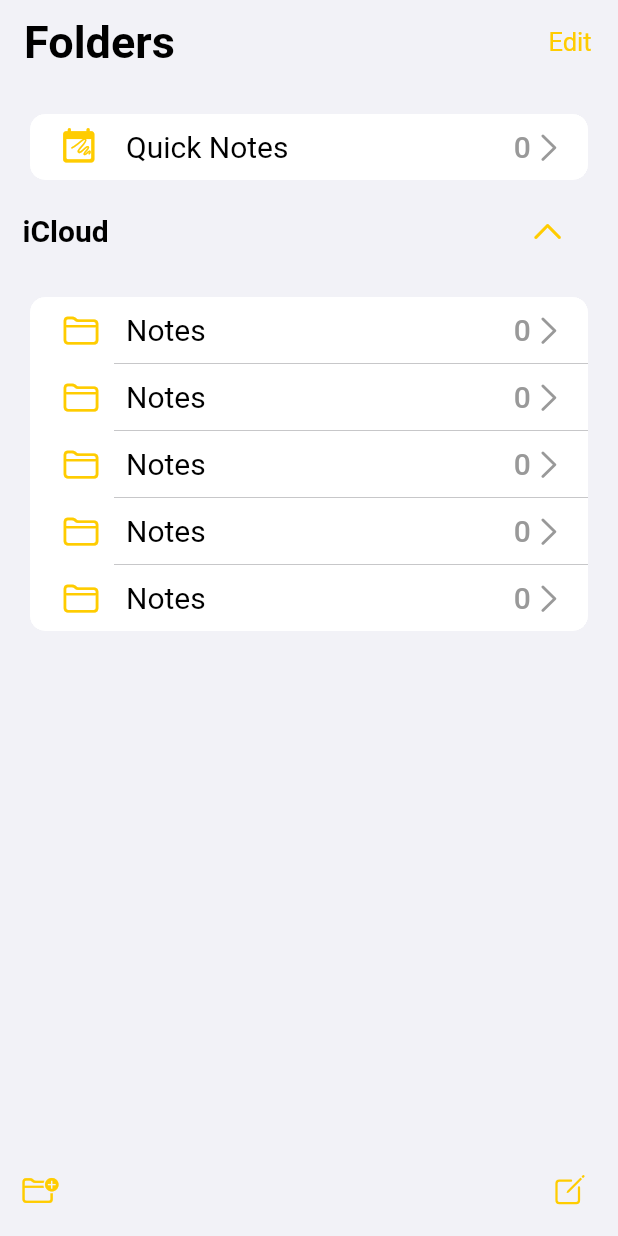
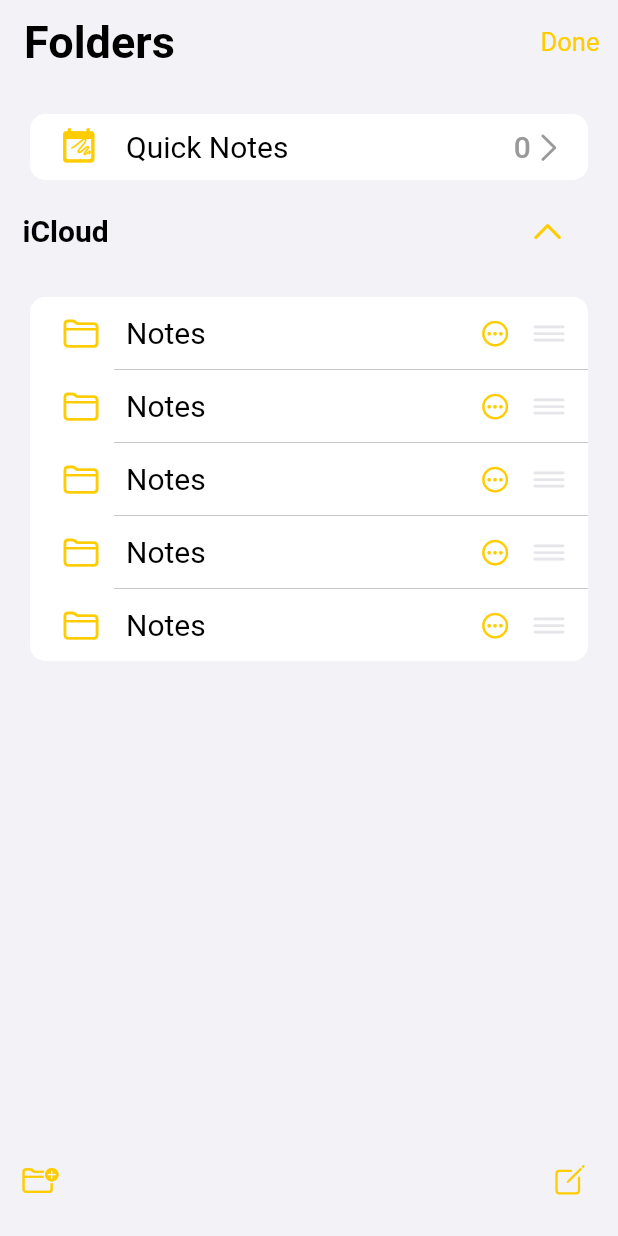
Before and after one commit to arjablc/apple_notes_clone, a Flutter app: the screen it shows after launch, after a tap on "Edit", on a phone screen of 412 x 824 dp. Run offline on Flutter 3.47's test engine with Material 2 defaults, Android fonts, the phone set to English and light mode, and no system bars; our stand-ins replace ionicons.

Commit message:
edit mode state changes UI

```diff
--- a/lib/constants/custom_theme.dart
+++ b/lib/constants/custom_theme.dart
@@ -1,8 +1,16 @@
 import 'package:flutter/cupertino.dart';
 import 'package:flutter/material.dart';
+import 'package:flutter/services.dart';
 
 class CustomTheme {
   final ThemeData customTheme = ThemeData(
+    appBarTheme: AppBarTheme(
+      systemOverlayStyle:
+          const SystemUiOverlayStyle(statusBarColor: Colors.black),
+      shape: RoundedRectangleBorder(borderRadius: BorderRadius.circular(20)),
+      backgroundColor: Colors.transparent,
+      elevation: 0,
+    ),
     primarySwatch: Colors.yellow,
     scaffoldBackgroundColor: CupertinoColors.systemGroupedBackground,
     textButtonTheme: TextButtonThemeData(
--- a/lib/pages/folders_page.dart
+++ b/lib/pages/folders_page.dart
@@ -1,13 +1,11 @@
-import 'package:apple_notes_clone/models/folders_provider.dart';
-import 'package:apple_notes_clone/models/notes_provider.dart';
-import 'package:apple_notes_clone/widgets/custom_buttons.dart';
+import 'package:flutter/material.dart';
 import 'package:flutter/cupertino.dart';
-import 'package:flutter/material.dart';
-import 'package:flutter/services.dart';
-import 'package:ionicons/ionicons.dart';
 import 'package:provider/provider.dart';
 
+import '../models/notes_provider.dart';
+import '../models/folders_provider.dart';
 import '../widgets/folder_list_tile.dart';
+import '../widgets/folder_page_bottom_bar.dart';
 
 class FoldersPage extends StatefulWidget {
   const FoldersPage({super.key});
@@ -27,29 +25,24 @@
 
     return Scaffold(
       appBar: AppBar(
-        systemOverlayStyle:
-            const SystemUiOverlayStyle(statusBarColor: Colors.black),
-        shape: RoundedRectangleBorder(borderRadius: BorderRadius.circular(20)),
-        backgroundColor: Colors.transparent,
-        elevation: 0,
         actions: [
           TextButton(
+              style: ButtonStyle(
+                  overlayColor: MaterialStateProperty.all(Colors.transparent)),
               onPressed: () => setState(() {
                     isEditMode = !isEditMode;
                   }),
-              child: const Text("Edit"))
+              child: Text(isEditMode ? "Done" : "Edit"))
         ],
         title: Text(
           "Folders",
           style: Theme.of(context).textTheme.displaySmall,
         ),
       ),
-      body: Column(
-        mainAxisAlignment: MainAxisAlignment.spaceBetween,
-        crossAxisAlignment: CrossAxisAlignment.start,
+      body: Stack(
         children: [
           SizedBox(
-            height: (MediaQuery.of(context).size.height * 0.925) - 100,
+            height: MediaQuery.of(context).size.height * 0.85,
             child: ListView(
               children: [
                 //* Quick Notes section
@@ -58,6 +51,7 @@
                   return CupertinoListSection.insetGrouped(
                     children: [
                       FoldersListTile(
+                        isEditMode: false,
                         folderName: quickNote.folderName,
                         notesNumber:
                             value.updateFolderNotecount(noteList, quickNote.id),
@@ -92,6 +86,7 @@
                     children: List.generate(
                         foldersList.length,
                         (index) => FoldersListTile(
+                            isEditMode: isEditMode,
                             folderName: foldersList[index].folderName,
                             notesNumber: value.updateFolderNotecount(
                                 noteList, foldersList[index].id))),
@@ -100,36 +95,11 @@
               ],
             ),
           ),
-          Container(
-            height: MediaQuery.of(context).size.height * 0.075,
-            color: CupertinoColors.systemGroupedBackground,
-            child: Padding(
-              padding: const EdgeInsets.only(left: 15.0),
-              child: Row(
-                  mainAxisAlignment: MainAxisAlignment.spaceBetween,
-                  children: [
-                    PopupMenuButton(
-                      tooltip: null,
-                      color:
-                          CupertinoColors.lightBackgroundGray.withOpacity(0.7),
-                      elevation: 10,
-                      shadowColor: Colors.grey,
-                      position: PopupMenuPosition.over,
-                      offset: const Offset(0, -120),
-                      shape: RoundedRectangleBorder(
-                          borderRadius: BorderRadius.circular(20)),
-                      child: const Icon(CupertinoIcons.folder_badge_plus),
-                      itemBuilder: (context) => [
-                        const PopupMenuItem(
-                          child: Text("Create Smart Folder"),
-                        ),
-                        const PopupMenuItem(child: Text("Create Folder"))
-                      ],
-                    ),
-                    const CustomButton(
-                        function: null, child: Icon(Ionicons.create_outline))
-                  ]),
-            ),
+          const Column(
+            mainAxisAlignment: MainAxisAlignment.end,
+            children: [
+              FoldersPageBottomBar(),
+            ],
           ),
         ],
       ),
--- a/lib/pages/notes_page.dart
+++ b/lib/pages/notes_page.dart
@@ -12,7 +12,7 @@
           Container(
             decoration:
                 BoxDecoration(color: CupertinoColors.lightBackgroundGray),
-            child: CupertinoTextField(),
+            child: CupertinoSearchTextField(),
           )
         ],
       ),
--- a/lib/widgets/custom_buttons.dart
+++ /dev/null
@@ -1,24 +0,0 @@
-import 'package:flutter/material.dart';
-
-class CustomButton extends StatelessWidget {
-  const CustomButton({
-    Key? key,
-    required this.child,
-    required this.function,
-  }) : super(key: key);
-  final Widget child;
-  final Function? function;
-
-  @override
-  Widget build(BuildContext context) {
-    return Material(
-        color: Colors.transparent,
-        child: TextButton(
-          style: ButtonStyle(
-            overlayColor: MaterialStateProperty.all(Colors.transparent),
-          ),
-          onPressed: () => function,
-          child: child,
-        ));
-  }
-}
--- a/lib/widgets/folder_list_tile.dart
+++ b/lib/widgets/folder_list_tile.dart
@@ -8,9 +8,11 @@
     Key? key,
     required this.folderName,
     required this.notesNumber,
+    required this.isEditMode,
   }) : super(key: key);
   final String folderName;
   final int notesNumber;
+  final bool isEditMode;
 
   @override
   Widget build(BuildContext context) {
@@ -23,7 +25,24 @@
           style: Theme.of(context).textTheme.titleMedium,
         ),
         trailing: Row(
-          children: [
+          children: isEditMode
+              ? [
+                  IconButton(
+                      onPressed: () {},
+                      icon: const Icon(
+                        CupertinoIcons.ellipsis_circle,
+                        size: 20,
+                      )),
+                  GestureDetector(
+                    //TODO Implement the dragging behavior
+                    onVerticalDragUpdate: ((details) => null),
+                    child: const Icon(
+                      CupertinoIcons.line_horizontal_3,
+                      color: CupertinoColors.lightBackgroundGray,
+                    ),
+                  )
+                ]
+              : [
                   Text(
                     notesNumber.toString(),
                     style: Theme.of(context).textTheme.titleSmall,
--- /dev/null
+++ b/lib/widgets/folder_page_bottom_bar.dart
@@ -0,0 +1,49 @@
+import 'package:flutter/cupertino.dart';
+import 'package:flutter/material.dart';
+import 'package:ionicons/ionicons.dart';
+
+class FoldersPageBottomBar extends StatelessWidget {
+  const FoldersPageBottomBar({
+    super.key,
+  });
+
+  @override
+  Widget build(BuildContext context) {
+    return Container(
+      height: 75,
+      color: CupertinoColors.systemGroupedBackground,
+      child: Padding(
+        padding: const EdgeInsets.only(left: 15.0),
+        child:
+            Row(mainAxisAlignment: MainAxisAlignment.spaceBetween, children: [
+          PopupMenuButton(
+            tooltip: null,
+            color: CupertinoColors.lightBackgroundGray.withOpacity(0.7),
+            elevation: 10,
+            shadowColor: Colors.grey,
+            position: PopupMenuPosition.over,
+            offset: const Offset(0, -120),
+            shape:
+                RoundedRectangleBorder(borderRadius: BorderRadius.circular(20)),
+            child: const Icon(CupertinoIcons.folder_badge_plus),
+            itemBuilder: (context) => [
+              const PopupMenuItem(
+                child: Text("Create Smart Folder"),
+              ),
+              const PopupMenuItem(child: Text("Create Folder"))
+            ],
+          ),
+          Material(
+              color: Colors.transparent,
+              child: TextButton(
+                style: ButtonStyle(
+                  overlayColor: MaterialStateProperty.all(Colors.transparent),
+                ),
+                onPressed: () => null,
+                child: const Icon(Ionicons.create_outline),
+              ))
+        ]),
+      ),
+    );
+  }
+}
```
Lines whose indentation alone changed are shown as unchanged.
